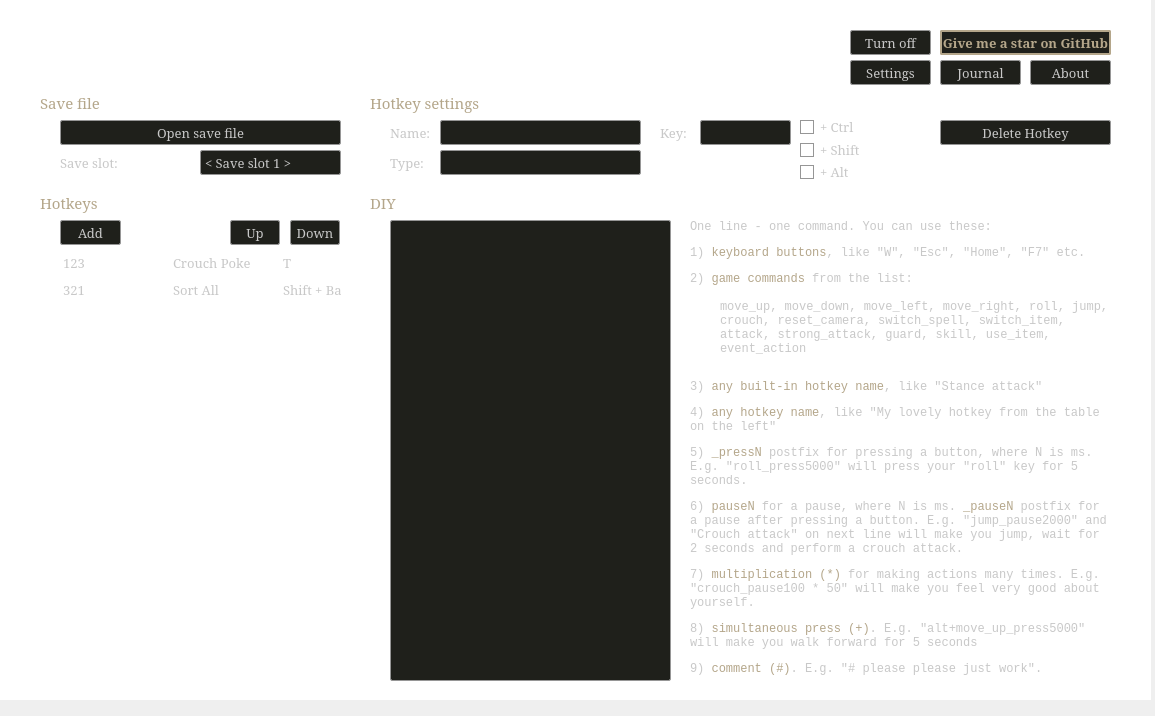
First picture: the form in src/mainWindow.ui, repository a-burlakov/melinas-fingers, before the edit.
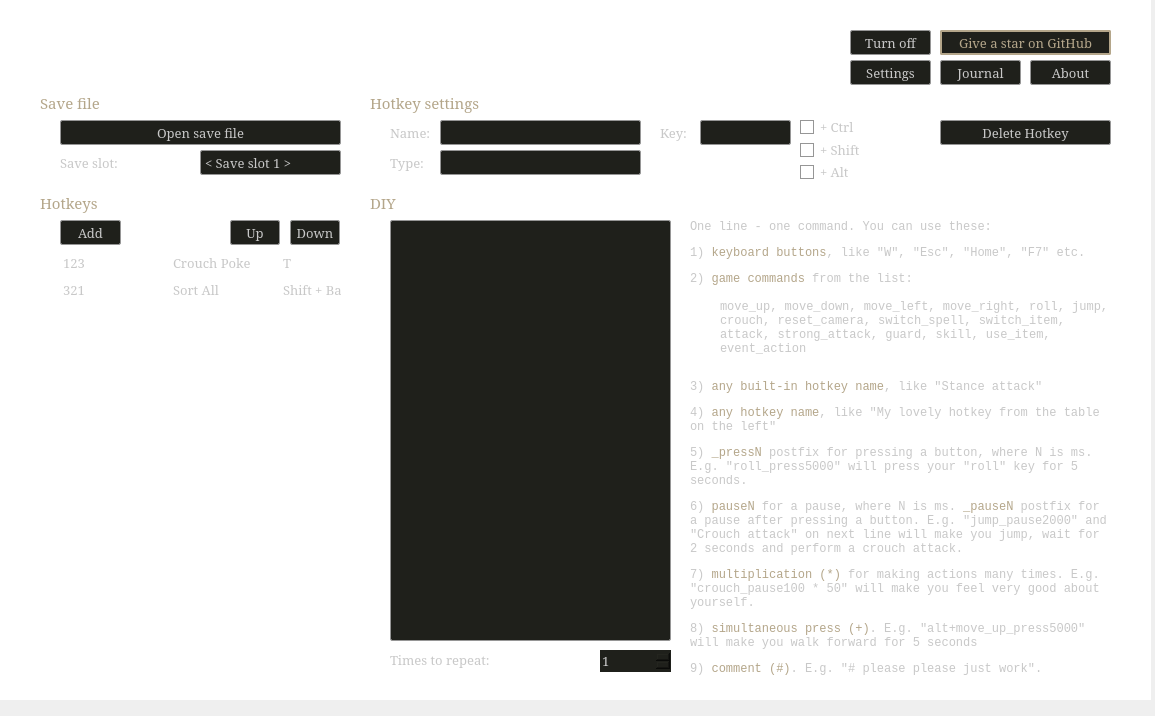
Second picture: the form after the edit. The open tabs and pages were chosen to show the change. Icons and pictures are not drawn.

Patch:
```diff
--- a/src/mainWindow.ui
+++ b/src/mainWindow.ui
@@ -3512,7 +3512,7 @@
         <x>20</x>
         <y>30</y>
         <width>281</width>
-        <height>461</height>
+        <height>421</height>
        </rect>
       </property>
       <property name="font">
@@ -3659,6 +3659,62 @@
        <bool>true</bool>
       </property>
      </widget>
+     <widget class="QSpinBox" name="spinBox_DIYTimes">
+      <property name="geometry">
+       <rect>
+        <x>230</x>
+        <y>460</y>
+        <width>71</width>
+        <height>22</height>
+       </rect>
+      </property>
+      <property name="font">
+       <font>
+        <family>Garamond</family>
+        <pointsize>10</pointsize>
+       </font>
+      </property>
+      <property name="focusPolicy">
+       <enum>Qt::StrongFocus</enum>
+      </property>
+      <property name="minimum">
+       <number>1</number>
+      </property>
+      <property name="maximum">
+       <number>1000</number>
+      </property>
+      <property name="singleStep">
+       <number>1</number>
+      </property>
+      <property name="value">
+       <number>1</number>
+      </property>
+      <property name="displayIntegerBase">
+       <number>10</number>
+      </property>
+     </widget>
+     <widget class="QLabel" name="label_16">
+      <property name="geometry">
+       <rect>
+        <x>20</x>
+        <y>460</y>
+        <width>191</width>
+        <height>21</height>
+       </rect>
+      </property>
+      <property name="font">
+       <font>
+        <family>Garamond</family>
+        <pointsize>10</pointsize>
+       </font>
+      </property>
+      <property name="text">
+       <string>&lt;html&gt;&lt;head/&gt;&lt;body&gt;&lt;p&gt;Times to repeat:&lt;/p&gt;&lt;/body&gt;&lt;/html&gt;</string>
+      </property>
+      <property name="alignment">
+       <set>Qt::AlignLeading|Qt::AlignLeft|Qt::AlignVCenter</set>
+      </property>
+     </widget>
     </widget>
     <widget class="QWidget" name="stackedWidget_Pages_Multiplayer">
      <widget class="QLabel" name="label_14">
@@ -6415,9 +6471,9 @@
      <font>
       <family>Garamond</family>
       <pointsize>10</pointsize>
-      <weight>75</weight>
+      <weight>50</weight>
       <italic>false</italic>
-      <bold>true</bold>
+      <bold>false</bold>
      </font>
     </property>
     <property name="focusPolicy">
@@ -6429,7 +6485,7 @@
 	border-color: rgb(180, 166, 138);</string>
     </property>
     <property name="text">
-     <string>Give me a star on GitHub</string>
+     <string>Give a star on GitHub</string>
     </property>
    </widget>
    <zorder>graphicsView_2</zorder>
```
Left out of the diff: 80 changed lines with no effect on the pictures.
